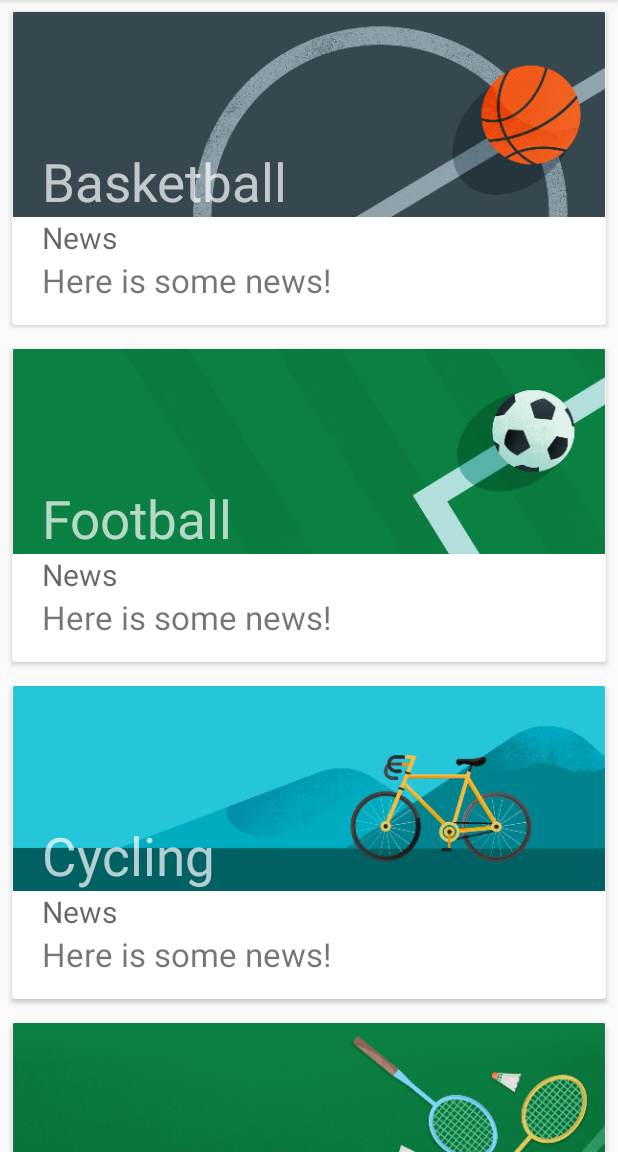
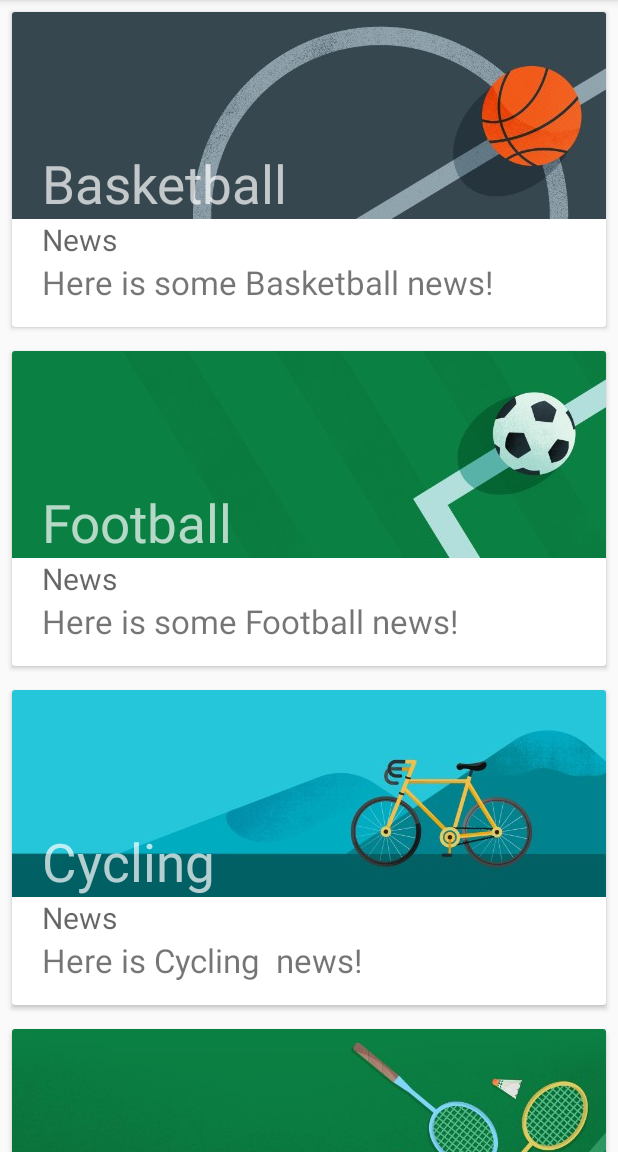
Before and after one commit to ErgashevAkbarjon/AndroidExercisesProjects, an Android app: the fragment Exercise_5_2 shown on its own in the app's theme, on a phone screen of 412 x 824 dp, the part 84-1236 px from its top. Run offline under Robolectric (Android 15) with nearby library versions, the phone set to English and light mode, and no system bars; pictures from the network do not load.

Commit message:
Move to use Glide for optimising images

```diff
--- a/app/src/main/java/com/software/akbar/repeatingfundamentals/Lesson5/Exercise_5_2.java
+++ b/app/src/main/java/com/software/akbar/repeatingfundamentals/Lesson5/Exercise_5_2.java
@@ -13,7 +13,6 @@ import android.view.View;
 import android.view.ViewGroup;
 
 import com.software.akbar.repeatingfundamentals.ExerciseFragment;
-import com.software.akbar.repeatingfundamentals.Lesson1.Exercise_1_1;
 import com.software.akbar.repeatingfundamentals.LessonActivity;
 import com.software.akbar.repeatingfundamentals.R;
 
@@ -90,7 +89,7 @@ public class Exercise_5_2 extends ExerciseFragment {
         SportsDetail sportsDetailFragment = new SportsDetail();
 
         sportsDetailFragment.setNews(sport.getNews());
-        sportsDetailFragment.setNewsPhoto(sport.getImage());
+        sportsDetailFragment.setNewsPhotoRes(sport.getImage());
 
         hostActivity.swapCurrentFragmentTo(sportsDetailFragment, thisFragmentPosition);
     }
@@ -98,12 +97,12 @@ public class Exercise_5_2 extends ExerciseFragment {
     private ArrayList<Sport> getSports() {
         ArrayList<Sport> sports = new ArrayList<>();
 
-        sports.add(new Sport(getActivity(),"Basketball", "Here is some news!", R.drawable.img_basketball));
-        sports.add(new Sport(getActivity(),"Football", "Here is some news!", R.drawable.img_soccer));
-        sports.add(new Sport(getActivity(),"Cycling", "Here is some news!", R.drawable.img_cycling));
-        sports.add(new Sport(getActivity(),"Badminton", "Here is some news!", R.drawable.img_badminton));
+        sports.add(new Sport(getActivity(),"Basketball", "Here is some Basketball news!", R.drawable.img_basketball));
+        sports.add(new Sport(getActivity(),"Football", "Here is some Football news!", R.drawable.img_soccer));
+        sports.add(new Sport(getActivity(),"Cycling", "Here is Cycling  news!", R.drawable.img_cycling));
+        sports.add(new Sport(getActivity(),"Badminton", "Here is Badminton news!", R.drawable.img_badminton));
         sports.add(new Sport(getActivity(),"Bowling", "Here is some news!", R.drawable.img_bowling));
-        sports.add(new Sport(getActivity(),"Baseball", "Here is some news!", R.drawable.img_baseball));
+        sports.add(new Sport(getActivity(),"Baseball", "Here is Baseball news!", R.drawable.img_baseball));
         sports.add(new Sport(getActivity(),"Golf", "Here is some news!", R.drawable.img_golf));
         sports.add(new Sport(getActivity(),"Running", "Here is some news!", R.drawable.img_running));
         sports.add(new Sport(getActivity(),"Swimming", "Here is some news!", R.drawable.img_swimming));
--- a/app/src/main/java/com/software/akbar/repeatingfundamentals/Lesson5/Sport.java
+++ b/app/src/main/java/com/software/akbar/repeatingfundamentals/Lesson5/Sport.java
@@ -10,31 +10,31 @@ import android.util.DisplayMetrics;
 public class Sport {
     private String mName;
     private String mNews;
-    private Bitmap mImage;
+    private int mImageRes;
 
     public Sport(Context context, String name, String news, int imgResource){
         this.mName = name;
         this.mNews = news;
 
-        this.mImage = this.drawableToBitmap(context.getResources(), imgResource);
+        this.mImageRes = imgResource;
     }
 
-    private Bitmap drawableToBitmap(Resources contextResources, int resId) {
+    public static Bitmap drawableToBitmap(Resources contextResources, int resId) {
 
         Bitmap bitmap = BitmapFactory.decodeResource(contextResources, resId);
 
-        bitmap = this.resizeBitmap(bitmap, getDisplayWidth(contextResources));
+        bitmap = resizeBitmap(bitmap, getDisplayWidth(contextResources));
 
         return bitmap;
     }
 
-    private int getDisplayWidth(Resources resources) {
+    private static int getDisplayWidth(Resources resources) {
 
         DisplayMetrics displayMetrics = resources.getDisplayMetrics();
         return displayMetrics.widthPixels;
     }
 
-    private Bitmap resizeBitmap(Bitmap bitmap, int width) {
+    private static Bitmap resizeBitmap(Bitmap bitmap, int width) {
 
         float factor = width / (float) bitmap.getWidth();
 
@@ -51,7 +51,7 @@ public class Sport {
         return mNews;
     }
 
-    public Bitmap getImage() {
-        return mImage;
+    public int getImage() {
+        return this.mImageRes;
     }
 }
--- a/app/src/main/java/com/software/akbar/repeatingfundamentals/Lesson5/SportsAdapter.java
+++ b/app/src/main/java/com/software/akbar/repeatingfundamentals/Lesson5/SportsAdapter.java
@@ -74,7 +74,7 @@ public class SportsAdapter extends RecyclerView.Adapter<SportsAdapter.Holder> {
         public void bindTo(Sport currentSport) {
             sportNameView.setText(currentSport.getName());
             sportNewsView.setText(currentSport.getNews());
-            sportImageView.setImageBitmap(currentSport.getImage());
+            Glide.with(mContext).load(currentSport.getImage()).into(sportImageView);
 
             if(mOnSportClickListener == null) return;
 
--- a/app/src/main/java/com/software/akbar/repeatingfundamentals/LessonActivity.java
+++ b/app/src/main/java/com/software/akbar/repeatingfundamentals/LessonActivity.java
@@ -96,10 +96,6 @@ public class LessonActivity extends AppCompatActivity {
         exerciseFragmentPagerAdapter.swapFragment(newFragment, currentPosition);
     }
 
-    public void swapBackCurrentFragment(){
-        exerciseFragmentPagerAdapter.swapFragmentBack();
-    }
-
     public void setCurrentTab(int tabPosition){
         viewPager.setCurrentItem(tabPosition);
     }
--- a/app/src/main/res/layout/fragment_sports_detail.xml
+++ b/app/src/main/res/layout/fragment_sports_detail.xml
@@ -11,17 +11,16 @@
         android:layout_width="match_parent"
         android:layout_height="0dp"
         android:adjustViewBounds="true"
-
         app:layout_constraintEnd_toEndOf="parent"
         app:layout_constraintStart_toStartOf="parent"
-        app:layout_constraintTop_toTopOf="parent" />
+        app:layout_constraintTop_toTopOf="parent"
+         />
 
     <TextView
         android:id="@+id/detailNewsText"
         android:layout_width="match_parent"
         android:layout_height="wrap_content"
         android:layout_marginTop="8dp"
-        android:text="sdcsdcsdcs"
         app:layout_constraintEnd_toEndOf="parent"
         app:layout_constraintHorizontal_bias="1.0"
         app:layout_constraintStart_toStartOf="parent"
```
Also changed, not shown: app/src/main/java/com/software/akbar/repeatingfundamentals/Lesson5/SportsDetail.java (+16 -17 lines).
